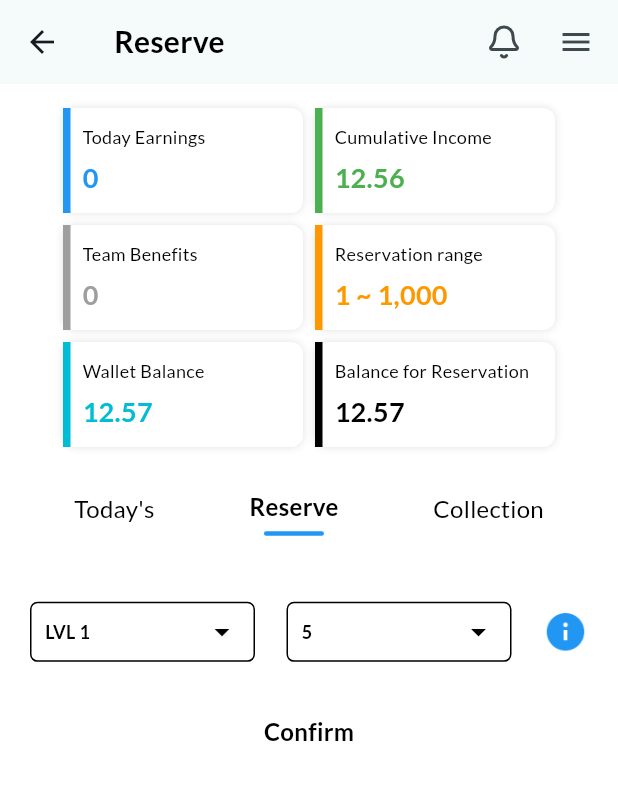
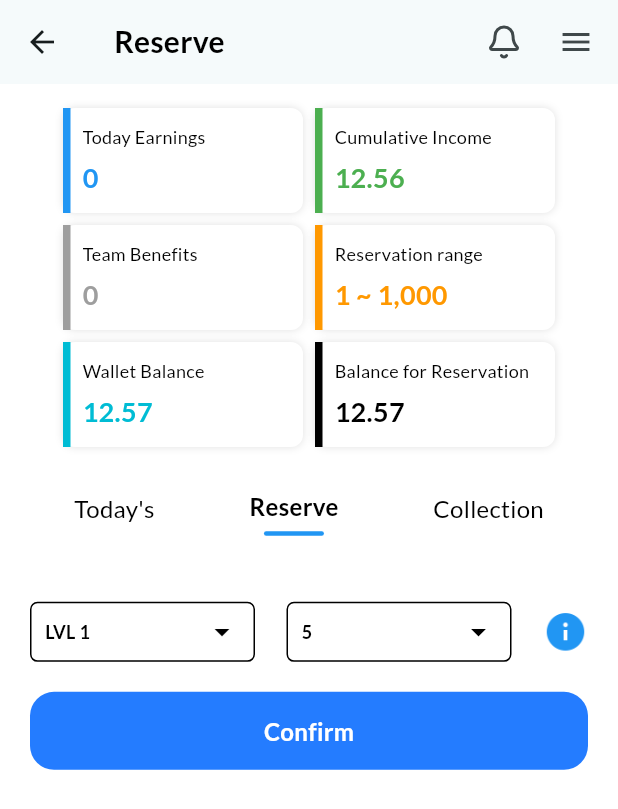
Before and after one commit to Sukhmeetsingh306/NFT_Trading, a Flutter app: the ReserveAccount screen opened directly, on a phone screen of 412 x 824 dp. Shown: the top 809 px of the screen. Run offline on Flutter 3.47's test engine with Material 3 defaults, Android fonts, the phone set to English and light mode, and no system bars; our stand-ins replace google_fonts, intl_phone_field, lucide_icons, shared_preferences; accounts and stored records are empty.

Commit message:
changed the button

```diff
--- a/frontend/lib/screens/account/reserve_account.dart
+++ b/frontend/lib/screens/account/reserve_account.dart
@@ -3,8 +3,6 @@ import 'package:frontend/utils/buttons/signup_button.dart';
 import 'package:frontend/utils/code/appbar_code.dart';
 import 'package:frontend/utils/space_utils.dart';
 import 'package:frontend/utils/text_utils.dart';
-
-import '../../core/background_core.dart';
 
 class ReserveAccount extends StatefulWidget {
   const ReserveAccount({super.key});
@@ -185,8 +183,6 @@ class _ReserveAccountState extends State<ReserveAccount> {
           ),
           SizedBox(height: 20),
           AppTextButton(
-            gradientColors: backgroundColor,
-            color: const Color.fromARGB(255, 0, 0, 0),
             buttonText: 'Confirm',
             onPressed: () {
               if (_dropdownValue1 != null && _dropdownValue2 != null) {
```
